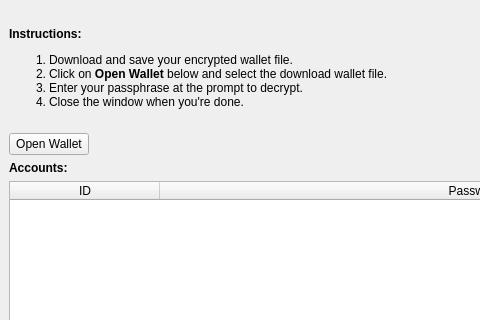
This is qt/mainwindow.ui in mynxt-info/WalletViewer as Qt 5 draws it before an edit; both pictures show x 0 to 480 and y 0 to 320 of the 800 by 600 pixel window. The edited form follows.
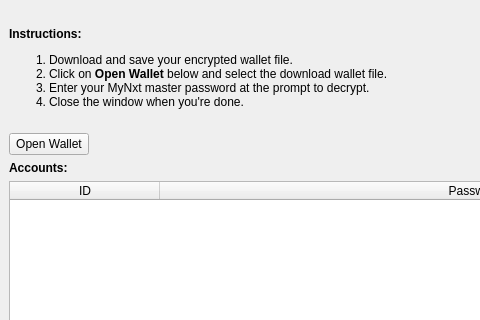
This is the edited form. Icons and pictures are not drawn.

```diff
--- a/qt/mainwindow.ui
+++ b/qt/mainwindow.ui
@@ -24,7 +24,7 @@
       <item>
        <widget class="QLabel" name="instructionsLabel">
         <property name="text">
-         <string>&lt;html&gt;&lt;head/&gt;&lt;body&gt;&lt;p&gt;&lt;span style=&quot; font-weight:600;&quot;&gt;Instructions:&lt;/span&gt;&lt;/p&gt;&lt;ol&gt;&lt;li&gt;Download and save your encrypted wallet file. &lt;/li&gt;&lt;li&gt;Click on &lt;span style=&quot; font-weight:600;&quot;&gt;Open Wallet &lt;/span&gt;below and select the download wallet file. &lt;/li&gt;&lt;li&gt;Enter your passphrase at the prompt to decrypt.&lt;/li&gt;&lt;li&gt;Close the window when you're done.&lt;/li&gt;&lt;/ol&gt;&lt;/body&gt;&lt;/html&gt;</string>
+         <string>&lt;html&gt;&lt;head/&gt;&lt;body&gt;&lt;p&gt;&lt;span style=&quot; font-weight:600;&quot;&gt;Instructions:&lt;/span&gt;&lt;/p&gt;&lt;ol&gt;&lt;li&gt;Download and save your encrypted wallet file. &lt;/li&gt;&lt;li&gt;Click on &lt;span style=&quot; font-weight:600;&quot;&gt;Open Wallet &lt;/span&gt;below and select the download wallet file. &lt;/li&gt;&lt;li&gt;Enter your MyNxt master password at the prompt to decrypt.&lt;/li&gt;&lt;li&gt;Close the window when you're done.&lt;/li&gt;&lt;/ol&gt;&lt;/body&gt;&lt;/html&gt;</string>
         </property>
        </widget>
       </item>
```
